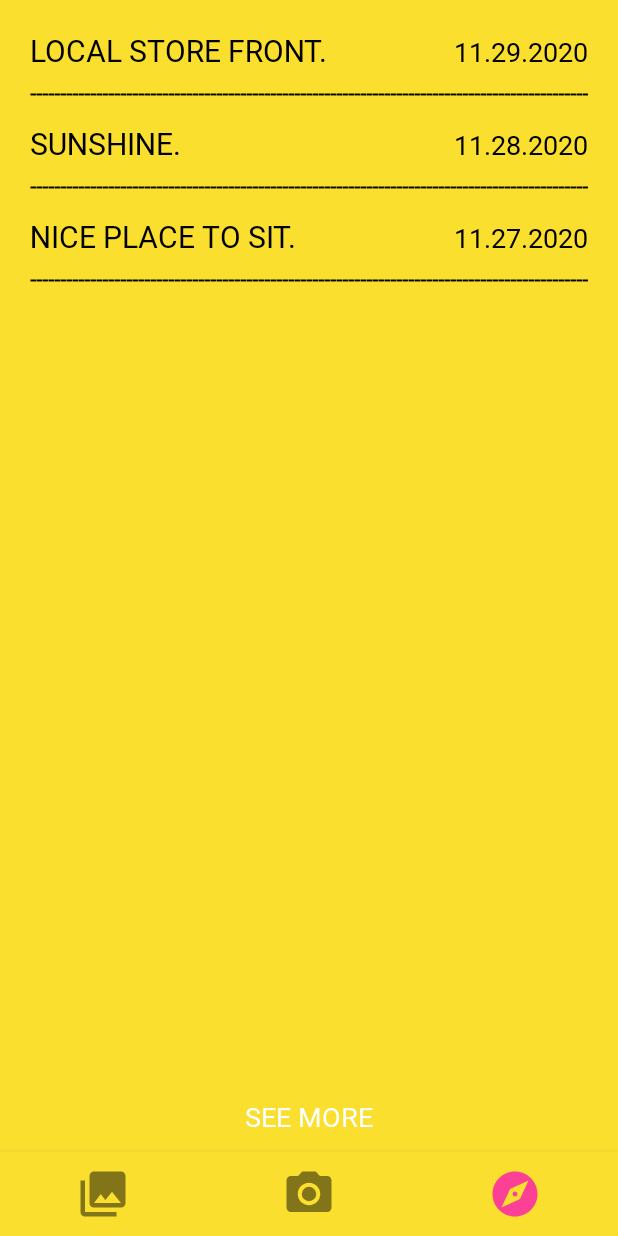
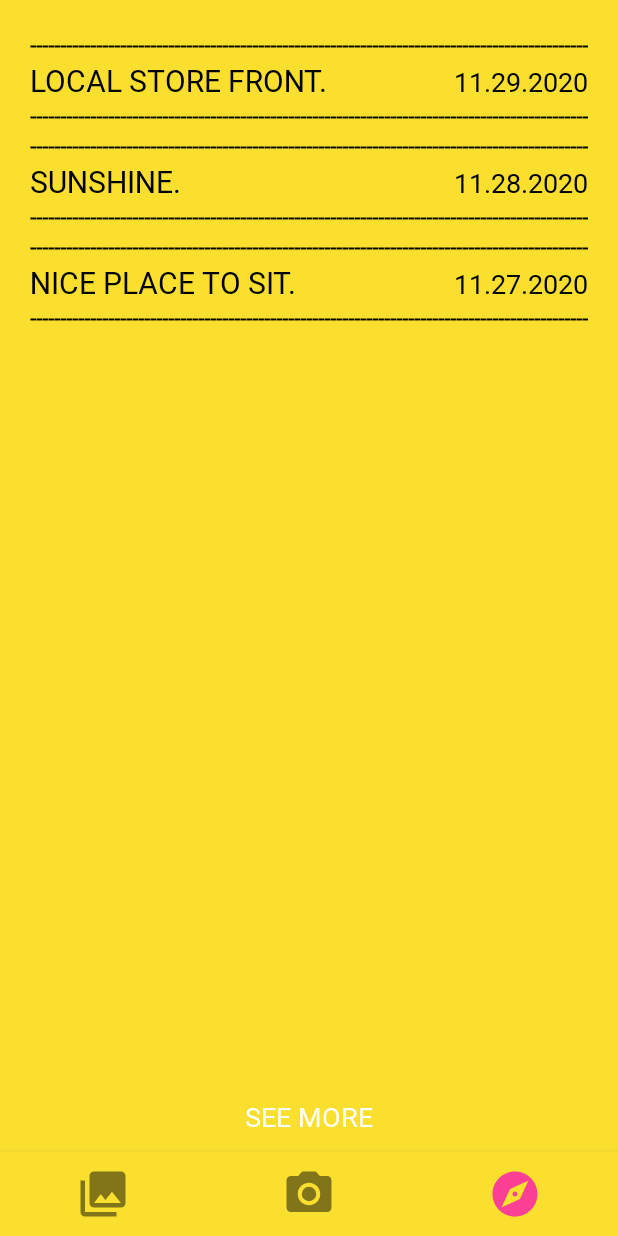
Before and after one commit to seungho0106/snappie, an Android app: the ExploreFragment screen opened through its navigation route, on a phone screen of 412 x 824 dp. Run offline under Robolectric (Android 15) with nearby library versions, the phone set to English and light mode, and no system bars; our stand-ins replace Firebase (no records; nobody signed in at launch, a user with empty details on screens opened directly), navigation-ui; libraries missing offline, so code that uses them is left out: androidx.camera.core, com.nostra13.universalimageloader; 10 statements that could not run were skipped.

Commit message:
explore layout changed dashed line

```diff
--- a/app/src/main/java/ca/bcit/comp3717/snappie/ExploreFragment.java
+++ b/app/src/main/java/ca/bcit/comp3717/snappie/ExploreFragment.java
@@ -11,10 +11,8 @@ import android.widget.ImageView;
 import android.widget.LinearLayout;
 import android.widget.TextView;
 
-import androidx.annotation.NonNull;
 import androidx.fragment.app.Fragment;
 
-import com.google.android.gms.tasks.OnFailureListener;
 import com.google.android.material.snackbar.Snackbar;
 import com.google.firebase.storage.FirebaseStorage;
 import com.google.firebase.storage.StorageReference;
--- a/app/src/main/res/layout/linear_layout_explore_day.xml
+++ b/app/src/main/res/layout/linear_layout_explore_day.xml
@@ -5,15 +5,28 @@
     android:layout_width="match_parent"
     android:layout_height="match_parent">
 
+    <TextView
+        android:id="@+id/line1"
+        android:layout_width="wrap_content"
+        android:layout_height="20dp"
+        android:fontFamily="@font/fsex"
+        android:gravity="center|center_horizontal|center_vertical"
+        android:text="--------------------------------------------------------------------------------------------------------------------------------"
+        android:textColor="@color/colorText"
+        android:textStyle="bold"
+        app:layout_constraintTop_toTopOf="parent"
+        app:layout_constraintBottom_toTopOf="@id/linearLayout"
+        app:layout_constraintStart_toStartOf="parent" />
+
     <LinearLayout
         android:id="@+id/linearLayout"
         android:layout_width="match_parent"
-        android:layout_height="match_parent"
+        android:layout_height="wrap_content"
         android:orientation="horizontal"
-        app:layout_constraintBottom_toBottomOf="parent"
         app:layout_constraintEnd_toEndOf="parent"
         app:layout_constraintStart_toStartOf="parent"
-        app:layout_constraintTop_toTopOf="parent">
+        app:layout_constraintTop_toBottomOf="@id/line1"
+        app:layout_constraintBottom_toTopOf="@id/line2">
 
         <TextView
             android:id="@+id/textViewTheme"
@@ -33,16 +46,26 @@
             android:textSize="18sp" />
     </LinearLayout>
 
+    <TextView
+        android:id="@+id/line2"
+        android:layout_width="wrap_content"
+        android:layout_height="20dp"
+        android:fontFamily="@font/fsex"
+        android:gravity="center|center_horizontal|center_vertical"
+        android:text="--------------------------------------------------------------------------------------------------------------------------------"
+        android:textColor="@color/colorText"
+        android:textStyle="bold"
+        app:layout_constraintTop_toBottomOf="@id/linearLayout"
+        app:layout_constraintStart_toStartOf="parent"/>
+
     <HorizontalScrollView
         android:id="@+id/horizontalScrollView"
         android:layout_width="match_parent"
-        android:layout_height="match_parent"
-        android:layout_marginTop="32dp"
-        android:layout_marginBottom="30dp"
+        android:layout_height="wrap_content"
+        app:layout_constraintTop_toBottomOf="@id/line2"
         app:layout_constraintBottom_toBottomOf="parent"
         app:layout_constraintEnd_toEndOf="parent"
-        app:layout_constraintStart_toStartOf="parent"
-        app:layout_constraintTop_toTopOf="parent">
+        app:layout_constraintStart_toStartOf="parent">
 
         <LinearLayout
             android:id="@+id/linearLayoutSnaps"
@@ -51,17 +74,4 @@
             android:baselineAligned="false"
             android:orientation="horizontal"/>
     </HorizontalScrollView>
-
-    <TextView
-        android:id="@+id/textView"
-        android:layout_width="wrap_content"
-        android:layout_height="20dp"
-        android:layout_marginBottom="10dp"
-        android:fontFamily="@font/fsex"
-        android:gravity="center|center_horizontal|center_vertical"
-        android:text="--------------------------------------------------------------------------------------------------------------------------------"
-        android:textColor="@color/colorText"
-        android:textStyle="bold"
-        app:layout_constraintBottom_toBottomOf="parent"
-        app:layout_constraintStart_toStartOf="parent" />
 </androidx.constraintlayout.widget.ConstraintLayout>
```
